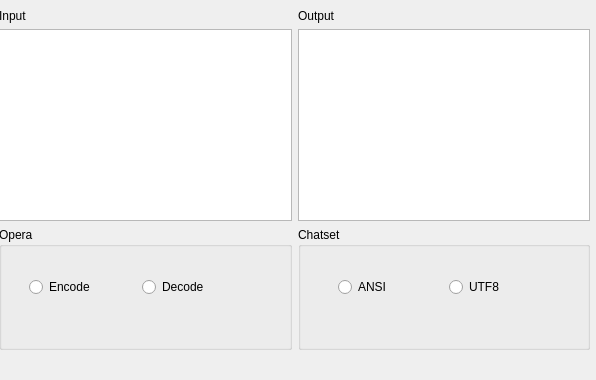
sunjiesh/MyTools, file commonutils/python2/Code/cn/com/sunjiesh/code/MainWin.ui: the form before one commit.
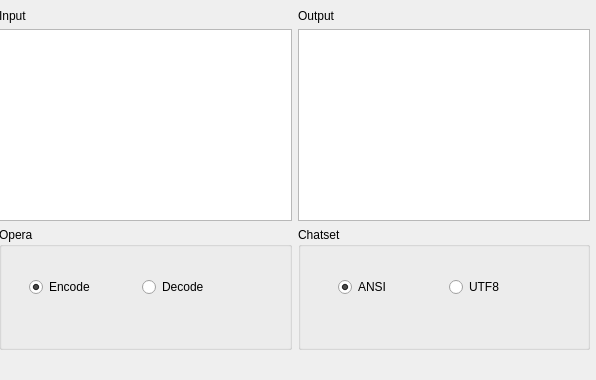
The form after the commit.

The edit to the form file:
```diff
--- a/commonutils/python2/Code/cn/com/sunjiesh/code/MainWin.ui
+++ b/commonutils/python2/Code/cn/com/sunjiesh/code/MainWin.ui
@@ -96,6 +96,9 @@
              <property name="text">
               <string>Encode</string>
              </property>
+             <property name="checked">
+              <bool>true</bool>
+             </property>
             </widget>
            </item>
            <item>
@@ -168,6 +171,9 @@
              <property name="text">
               <string>ANSI</string>
              </property>
+             <property name="checked">
+              <bool>true</bool>
+             </property>
             </widget>
            </item>
            <item>
```
Left out of the diff: 4 changed lines with no effect on the pictures.
